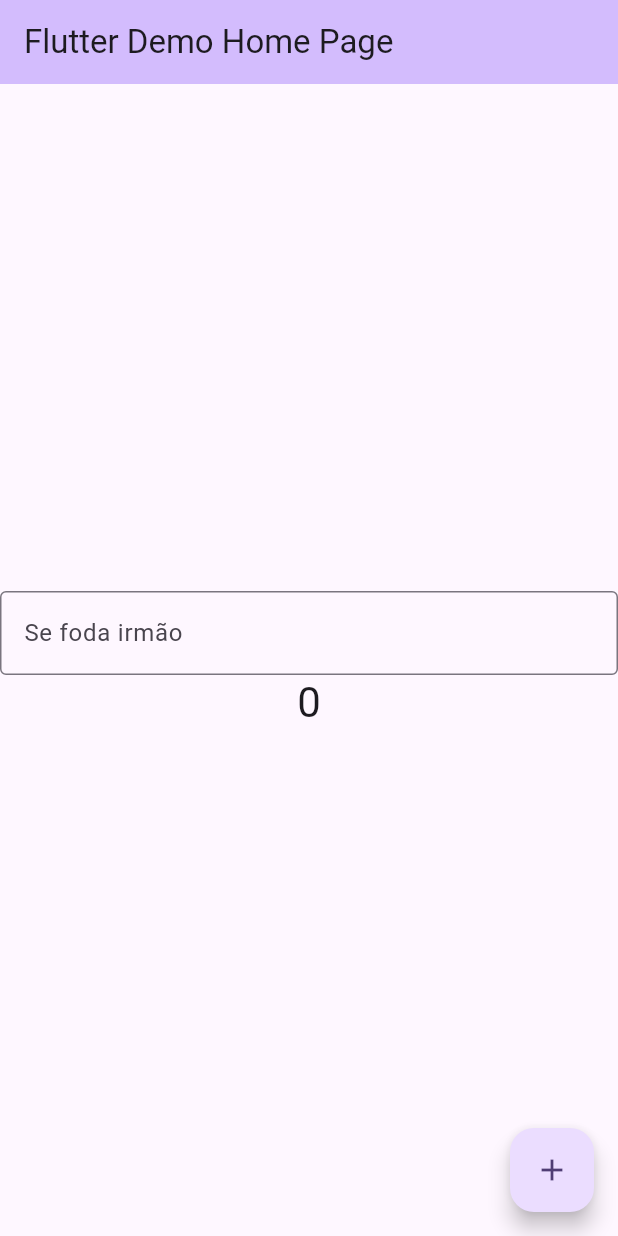
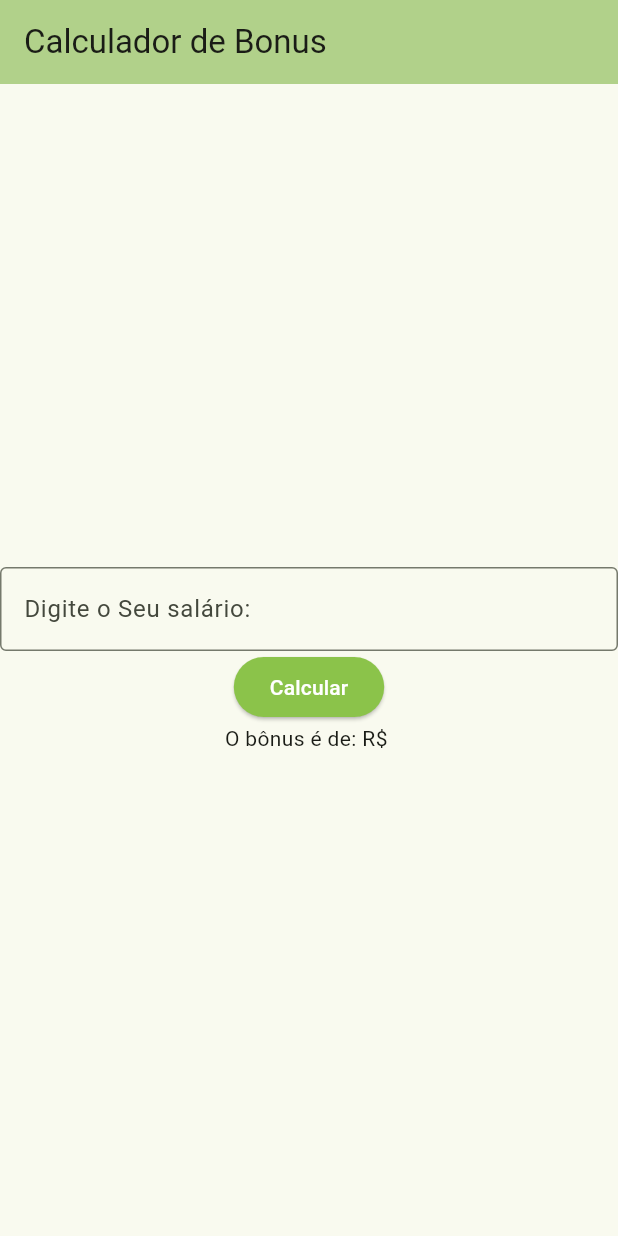
Before and after one commit to Marcos-Henrique007/calcula_bonus, a Flutter app: the screen it shows after launch, on a phone screen of 412 x 824 dp. Run offline on Flutter 3.47's test engine with Material 3 defaults, Android fonts, the phone set to English and light mode, and no system bars.

Commit message:
feat: Adiciona o calculo de bonus

```diff
--- a/lib/main.dart
+++ b/lib/main.dart
@@ -10,11 +10,11 @@ class MyApp extends StatelessWidget {
   @override
   Widget build(BuildContext context) {
     return MaterialApp(
-      title: 'Flutter Demo',
+      title: 'Calcula Bônus',
       theme: ThemeData(
-        colorScheme: .fromSeed(seedColor: Colors.deepPurple),
+        colorScheme: .fromSeed(seedColor: Colors.lightGreen),
       ),
-      home: const MyHomePage(title: 'Flutter Demo Home Page'),
+      home: const MyHomePage(title: 'Calculador de Bonus'),
     );
   }
 }
@@ -29,11 +29,23 @@ class MyHomePage extends StatefulWidget {
 }
 
 class _MyHomePageState extends State<MyHomePage> {
-  int _counter = 0;
+  double bonus = 0.1;
+  String campo = '';
+  String resultado = '';
 
-  void _incrementCounter() {
+  void _calcularBonus() {
+    double? salario = double.tryParse(campo);
+
+    if (salario == null) {
+      setState(() {
+        resultado = 'Valor inválido';
+      });
+      return;
+    }
+
+    double calculo = salario * bonus;
     setState(() {
-      _counter++;
+      resultado = calculo.toString();
     });
   }
 
@@ -54,26 +66,29 @@ class _MyHomePageState extends State<MyHomePage> {
                   TextField(
                     decoration: const InputDecoration(
                       border: OutlineInputBorder(),
-                      hintText: 'Se foda irmão',
+                      hintText: 'Digite o Seu salário:',
                     ),
-                    onSubmitted: (value) => print(value),
+                    keyboardType: TextInputType.number,
+                    onChanged: (value) {
+                      campo = value;
+                    }
                   ),
 
-                  Text(
-                    '$_counter',
-                    style: Theme.of(context).textTheme.headlineMedium,
+                  ElevatedButton(
+                    onPressed: _calcularBonus,
+                    child: Text("Calcular"),
+                    style: ElevatedButton.styleFrom(
+                      backgroundColor: Colors.lightGreen,
+                      foregroundColor: Colors.white,
+                    ),
                   ),
+                  Text('O bônus é de: R\$ $resultado'),
                 ],
               ),
             ),
           ],
         ),
       ),
-      floatingActionButton: FloatingActionButton(
-        onPressed: _incrementCounter,
-        tooltip: 'Increment',
-        child: const Icon(Icons.add),
-      ),
     );
   }
 }
```
